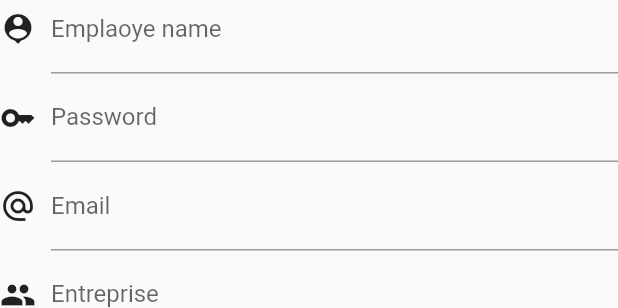
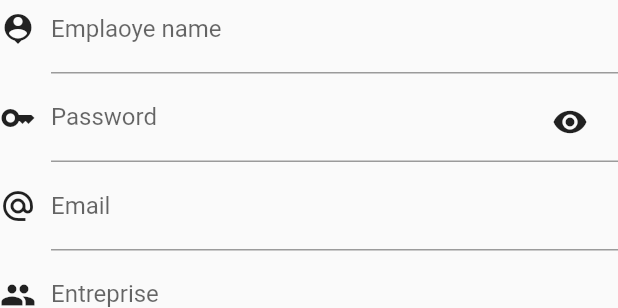
Before and after one commit to soltaniahmed0/PFE, a Flutter app: what userProfile() shows on an empty page, opened directly, on a phone screen of 412 x 824 dp. Shown: the part 747-1055 px from the top of the screen. Run offline on Flutter 3.47's test engine with Material 2 defaults, Android fonts, the phone set to English and light mode, and no system bars; our stand-ins replace image_picker, table_calendar, transparent_image; network calls fail; statements that could not run were skipped.

Commit message:
commit user profile

```diff
--- a/lib/views/user_profile.dart
+++ b/lib/views/user_profile.dart
@@ -91,12 +91,12 @@ class _userProfile extends State<userProfile> {
 
                           },)
                       ],),
-                    _createoneinfo(Icons.person_pin, 'Emplaoye name'),
-                    _createoneinfo(Icons.key_outlined, 'Password'),
-                    _createoneinfo(Icons.alternate_email, "Email"),
-                    _createoneinfo(Icons.group, "Entreprise"),
-                    _createoneinfo(Icons.work, "Job Title"),
-                    _createoneinfo(Icons.phone, "phone number"),
+                    _createoneinfo(Icons.person_pin, 'Emplaoye name',false),
+                    _createoneinfo(Icons.key_outlined, 'Password',true),
+                    _createoneinfo(Icons.alternate_email, "Email",false),
+                    _createoneinfo(Icons.group, "Entreprise",false),
+                    _createoneinfo(Icons.work, "Job Title",false),
+                    _createoneinfo(Icons.phone, "phone number",false),
                     Container(
                       height: 50,
                     ),
@@ -114,8 +114,8 @@ class _userProfile extends State<userProfile> {
           ],
         ));
   }
-
-  _createoneinfo(IconData iconData, String info) {
+  bool _obscureText = true;
+  _createoneinfo(IconData iconData, String info,bool password) {
     return Row(
       children: [
         Icon(iconData),
@@ -123,10 +123,30 @@ class _userProfile extends State<userProfile> {
           width: 10,
         ),
         Expanded(
-          child: TextFormField(
-            decoration: InputDecoration(labelText: info),
-          ),
-        )
+            child: Stack(children: [
+              TextFormField(
+                obscureText: password ? _obscureText : false,
+                controller: _defaultvalue,
+                decoration: InputDecoration(labelText: info),
+                textAlign: TextAlign.left,
+              ),
+
+              if (password)
+                Positioned(
+                    right: 0,
+                    top: 0,
+                    bottom: 0,
+                    child: GestureDetector(
+                        onTap: () {
+                          _togglePasswordVisibility();
+                        },
+                        child: Container(
+                          padding: EdgeInsets.all(20),
+                          child: Icon(
+                            _obscureText ? Icons.visibility : Icons.visibility_off,
+                          ),
+                        )))
+            ]))
       ],
     );
   }}
```
